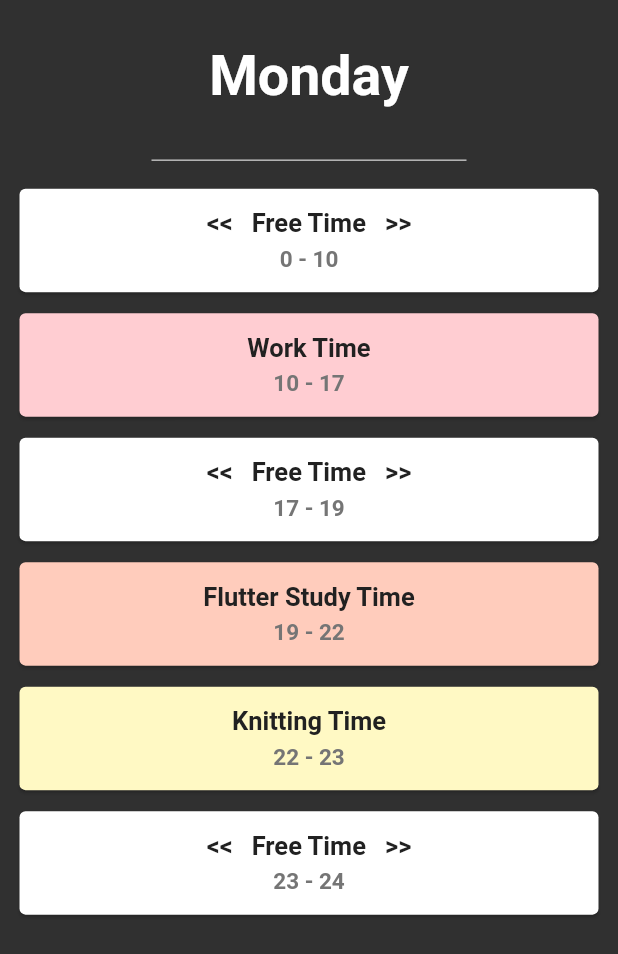
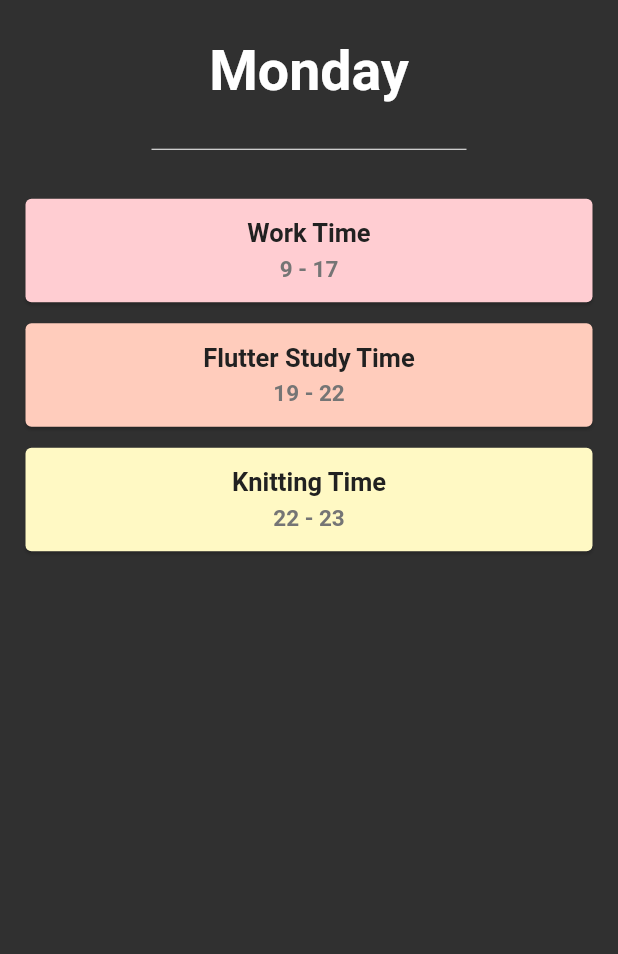
Before and after one commit to novelworm777/flutter-app-project, a Flutter app: the screen it shows after launch, on a phone screen of 412 x 824 dp. Shown: the top 954 px of the screen. Run offline on Flutter 3.47's test engine with Material 2 defaults, Android fonts, the light colour scheme and no system bars.

Commit message:
update UI and getSchedule method

```diff
--- a/lib/event_card.dart
+++ b/lib/event_card.dart
@@ -26,11 +26,11 @@ class EventCard extends StatelessWidget {
 
   @override
   Widget build(BuildContext context) {
-    return Container(
+    return SizedBox(
       height: 83.0,
       child: Card(
         color: colour,
-        margin: const EdgeInsets.symmetric(vertical: 7.0, horizontal: 13.0),
+        margin: const EdgeInsets.symmetric(vertical: 7.0),
         child: Padding(
           padding: const EdgeInsets.all(13.0),
           child: Column(
--- a/lib/schedule_brain.dart
+++ b/lib/schedule_brain.dart
@@ -1,5 +1,6 @@
 import 'package:daily_schedule/event_card.dart';
 import 'package:flutter/material.dart';
+import 'package:intl/intl.dart';
 
 const List _eventColours = [
   Color(0xFFFFCDD2),
@@ -12,87 +13,40 @@ const List _eventColours = [
 ];
 
 class ScheduleBrain {
-  final int _weekday = DateTime.now().weekday;
+  final String _weekday = DateFormat('EEEE').format(DateTime.now());
   final int _hour = DateTime.now().hour;
 
-  final Map<int, List<Map>> _myWeeklySchedule = {
-    DateTime.monday: [
-      {'eventName': 'Work Time', 'start': 10, 'end': 17},
-      {'eventName': 'Flutter Study Time', 'start': 19, 'end': 22},
-      {'eventName': 'Knitting Time', 'start': 22, 'end': 23},
-    ],
-    DateTime.tuesday: [
-      {'eventName': 'Work Time', 'start': 10, 'end': 17},
-      {'eventName': 'Individual Thesis Time', 'start': 19, 'end': 22},
-      {'eventName': 'Flutter Study Time', 'start': 22, 'end': 23},
-    ],
-    DateTime.wednesday: [
-      {'eventName': 'Work Time', 'start': 10, 'end': 17},
-      {'eventName': 'Flutter Study Time', 'start': 19, 'end': 22},
-      {'eventName': 'Knitting Time', 'start': 22, 'end': 23},
-    ],
-    DateTime.thursday: [
-      {'eventName': 'Work Time', 'start': 10, 'end': 17},
-      {'eventName': 'Individual Thesis Time', 'start': 19, 'end': 22},
-      {'eventName': 'Flutter Study Time', 'start': 22, 'end': 23},
-    ],
-    DateTime.friday: [
-      {'eventName': 'Work Time', 'start': 10, 'end': 17},
-      {'eventName': 'Update Thesis Meeting', 'start': 19, 'end': 20},
-      {'eventName': 'Flutter Study Time', 'start': 20, 'end': 22},
-      {'eventName': 'Knitting Time', 'start': 22, 'end': 23},
-    ],
-    DateTime.saturday: [
-      {'eventName': 'Group Thesis Time', 'start': 10, 'end': 13},
-      {'eventName': 'Flutter Study Time', 'start': 14, 'end': 17},
-      {'eventName': 'Flutter Study Time', 'start': 19, 'end': 21},
-      {'eventName': 'Knitting Time', 'start': 22, 'end': 23},
-    ],
-    DateTime.sunday: [
-      {'eventName': 'Group Thesis Time', 'start': 10, 'end': 13},
-      {'eventName': 'Flutter Study Time', 'start': 14, 'end': 17},
-      {'eventName': 'Church Time', 'start': 17, 'end': 19},
-      {'eventName': 'Flutter Study Time', 'start': 20, 'end': 23},
-    ],
-  };
+  final List<Map> _events = [
+    {'name': 'Work Time', 'start': 9, 'end': 17, 'weekday': 'Monday'},
+    {'name': 'Flutter Study Time', 'start': 19, 'end': 22, 'weekday': 'Monday'},
+    {'name': 'Knitting Time', 'start': 22, 'end': 23, 'weekday': 'Monday'},
+  ];
 
-  List<EventCard> getTodaySchedule() {
-    List<EventCard> todaySchedule = [];
-    List<Map>? events = _myWeeklySchedule[_weekday];
-    int start = 0, end = 24;
+  List<EventCard> getSchedule() {
+    List<EventCard> schedule = [];
+    int colourIndex = 0;
 
-    for (var event in events!) {
+    for (var event in _events) {
       // only show on going or future events
-      if (event['end'] > _hour) {
-        // create a free time card when there's a gap between events
-        if (start < event['start']) {
-          todaySchedule.add(_createFreeTime(start, event['start']));
-        }
-        // there can only be 7 events at max (according to number of colours)
-        int _colourIndex = events.indexOf(event);
-        // create event card
-        EventCard eventCard = EventCard(
-          title: event['eventName'],
-          time: _getTime(event['start'], event['end']),
-          colour: _getColour(_colourIndex),
-        );
-        todaySchedule.add(eventCard);
-      }
-      start = event['end'];
+      if (event['end'] <= _hour) continue;
+      print('aa');
+      EventCard eventCard = EventCard(
+        title: event['name'],
+        time: _getTime(event['start'], event['end']),
+        colour: _getColour(colourIndex),
+      );
+      // there can only be 7 events at max (according to number of colours)
+      colourIndex = _increaseIndex(colourIndex);
+      schedule.add(eventCard);
     }
 
-    if (start != end) todaySchedule.add(_createFreeTime(start, end));
-    return todaySchedule;
+    return schedule;
   }
 
   String _getTime(int start, int end) => '$start - $end';
 
   Color _getColour(int index) => _eventColours[index];
 
-  EventCard _createFreeTime(int start, int end) {
-    return EventCard(
-      title: '<<   Free Time   >>',
-      time: _getTime(start, end),
-    );
-  }
+  int _increaseIndex(int colourIndex) =>
+      colourIndex + 1 == _eventColours.length ? 0 : colourIndex + 1;
 }
--- a/lib/schedule_page.dart
+++ b/lib/schedule_page.dart
@@ -4,6 +4,11 @@ import 'package:intl/intl.dart';
 
 const kWeekdayTitleStyle = TextStyle(
   fontSize: 37.0,
+  fontWeight: FontWeight.bold,
+);
+
+const kBodyTextStyle = TextStyle(
+  fontSize: 21.0,
   fontWeight: FontWeight.bold,
 );
 
@@ -34,19 +39,34 @@ class SchedulePage extends StatelessWidget {
               width: 210.0,
               child: Divider(color: Colors.white),
             ),
+            const SizedBox(height: 21.0),
             Expanded(
               flex: 7,
-              child: Padding(
-                padding: const EdgeInsets.only(bottom: 21.0, top: 7.0),
-                child: Column(
-                  crossAxisAlignment: CrossAxisAlignment.stretch,
-                  children: scheduleBrain.getTodaySchedule(),
-                ),
+              child: ListView(
+                padding: const EdgeInsets.symmetric(horizontal: 17.0),
+                children: scheduleBrain.getSchedule().isNotEmpty
+                    ? scheduleBrain.getSchedule()
+                    : emptySchedule(),
               ),
             ),
+            const SizedBox(height: 37.0)
           ],
         ),
       ),
     );
   }
+
+  List<Widget> emptySchedule() {
+    return [
+      const Center(
+        child: Text(
+          'There is no more schedule\ntoday!',
+          textAlign: TextAlign.center,
+          style: kBodyTextStyle,
+        ),
+      ),
+      const SizedBox(height: 17.0),
+      const Icon(Icons.mood_outlined, size: 49.0),
+    ];
+  }
 }
```
